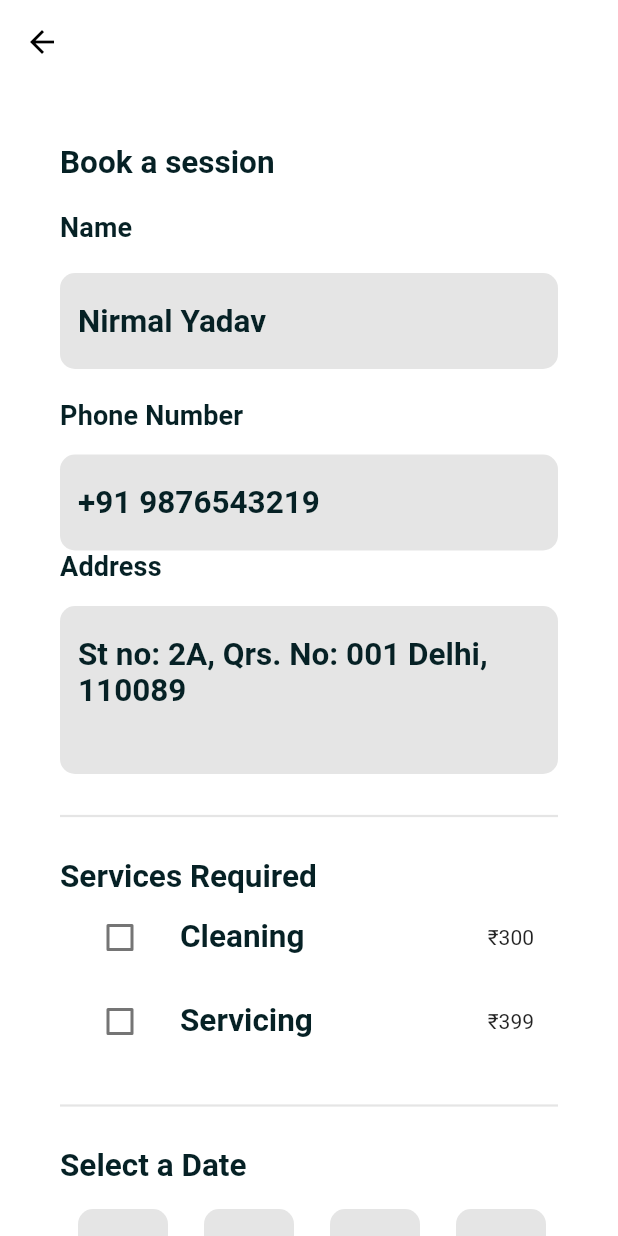
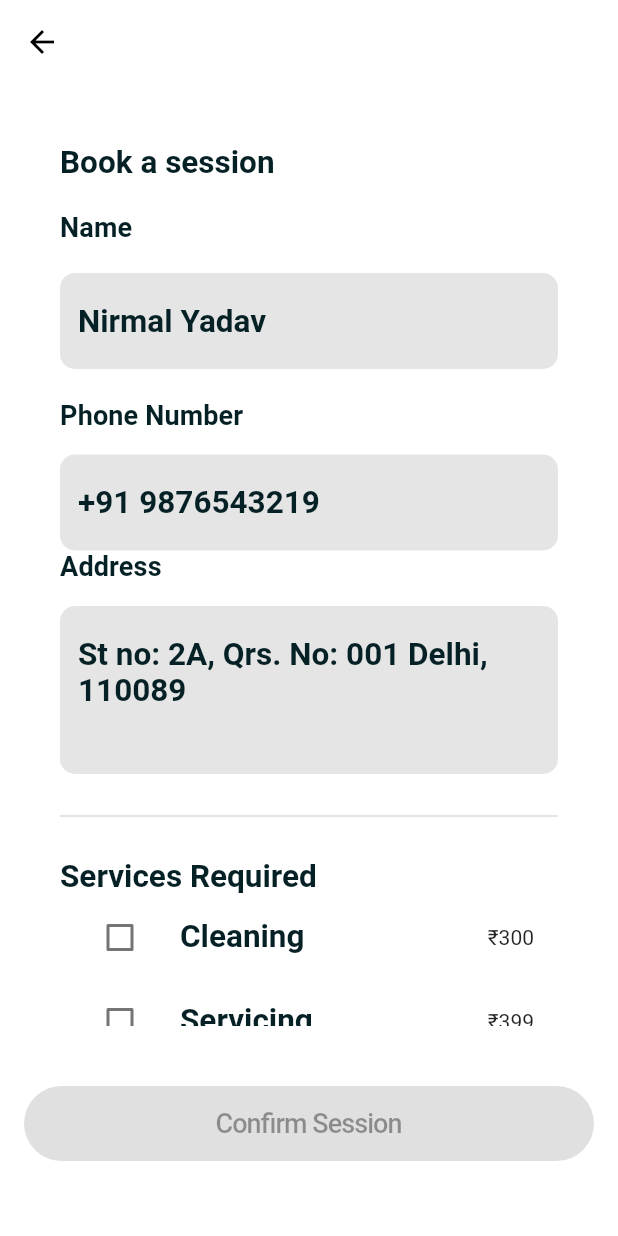
Before and after one commit to Ezinore-developer/ezinore-app, a Flutter app: the BookSessionFormScreen screen opened directly, on a phone screen of 412 x 824 dp. Run offline on Flutter 3.47's test engine with Material 2 defaults, Android fonts, the phone set to English and light mode, and no system bars; our stand-ins replace firebase_database, flutter_riverpod, syncfusion_flutter_charts; missing offline and left inert: amplify_auth_cognito, amplify_core, amplify_flutter; accounts and stored records are empty; Roboto replaces fonts that are missing (Aspekta, Supreme).

Commit message:
added confirm session button and more elements

```diff
--- a/lib/home/booksessionform.dart
+++ b/lib/home/booksessionform.dart
@@ -16,6 +16,9 @@ class _BookSessionFormScreenState extends State<BookSessionFormScreen> {
   bool cleaning = false;
   bool servicing = false;
 
+  int cleaningPrice = 0;
+  int servicingPrice = 0;
+
   final List<Map<String, dynamic>> dates = [
     {"day": "Mon", "date": 01},
     {"day": "Tue", "date": 02},
@@ -23,7 +26,10 @@ class _BookSessionFormScreenState extends State<BookSessionFormScreen> {
     {"day": "Thurs", "date": 04},
   ];
 
+  final List<String> times = ["10:00 AM", "11:00 AM", "12:00 AM"];
+
   int selectedDateIndex = -1;
+  int selectedTimeIndex = -1;
 
   @override
   Widget build(BuildContext context) {
@@ -32,13 +38,17 @@ class _BookSessionFormScreenState extends State<BookSessionFormScreen> {
         backgroundColor: Colors.transparent,
         elevation: 0.0,
       ),
-      body: SingleChildScrollView(
+      body: Stack(
+        children: [
+          SingleChildScrollView(
             physics: const BouncingScrollPhysics(),
             child: Padding(
               padding: const EdgeInsets.all(16.0),
               child: Container(
+                margin: const EdgeInsets.only(bottom: 150),
                 decoration: BoxDecoration(
-                borderRadius: BorderRadius.circular(10), color: Colors.white),
+                    borderRadius: BorderRadius.circular(10),
+                    color: Colors.white),
                 width: double.infinity,
                 child: Padding(
                   padding: const EdgeInsets.all(24.0),
@@ -54,12 +64,14 @@ class _BookSessionFormScreenState extends State<BookSessionFormScreen> {
                         height: 20.0,
                       ),
                       // Text("Name" , style: ,)
-                  Text("Name", style: Theme.of(context).textTheme.titleSmall),
+                      Text("Name",
+                          style: Theme.of(context).textTheme.titleSmall),
                       const SizedBox(height: 20),
                       TextField(
                         controller: _name,
                         decoration: InputDecoration(
-                        filled: true, fillColor: Colors.black.withOpacity(0.1)),
+                            filled: true,
+                            fillColor: Colors.black.withOpacity(0.1)),
                       ),
                       const SizedBox(height: 20),
                       Text("Phone Number",
@@ -68,7 +80,8 @@ class _BookSessionFormScreenState extends State<BookSessionFormScreen> {
                       TextField(
                         controller: _phone,
                         decoration: InputDecoration(
-                        filled: true, fillColor: Colors.black.withOpacity(0.1)),
+                            filled: true,
+                            fillColor: Colors.black.withOpacity(0.1)),
                       ),
                       Text("Address",
                           style: Theme.of(context).textTheme.titleSmall),
@@ -76,7 +89,8 @@ class _BookSessionFormScreenState extends State<BookSessionFormScreen> {
                       TextField(
                         controller: _address,
                         decoration: InputDecoration(
-                        filled: true, fillColor: Colors.black.withOpacity(0.1)),
+                            filled: true,
+                            fillColor: Colors.black.withOpacity(0.1)),
                         maxLines: 3,
                       ),
                       Padding(
@@ -95,8 +109,14 @@ class _BookSessionFormScreenState extends State<BookSessionFormScreen> {
                           activeColor: Colors.green,
                           checkColor: Colors.white,
                           onChanged: (bool? value) {
+                            if (value!) {
+                              cleaningPrice = 300;
+                            } else {
+                              cleaningPrice = 0;
+                            }
+
                             setState(() {
-                          cleaning = value!;
+                              cleaning = value;
                             });
                           },
                           value: cleaning,
@@ -109,6 +129,11 @@ class _BookSessionFormScreenState extends State<BookSessionFormScreen> {
                           activeColor: Colors.green,
                           checkColor: Colors.white,
                           onChanged: (bool? value) {
+                            if (value!) {
+                              servicingPrice = 399;
+                            } else {
+                              servicingPrice = 0;
+                            }
                             setState(() {
                               servicing = value!;
                             });
@@ -150,8 +175,8 @@ class _BookSessionFormScreenState extends State<BookSessionFormScreen> {
                                 child: AnimatedContainer(
                                   duration: const Duration(milliseconds: 150),
                                   width: 60,
-                              margin:
-                                  const EdgeInsets.symmetric(horizontal: 12),
+                                  margin: const EdgeInsets.symmetric(
+                                      horizontal: 12),
                                   padding: const EdgeInsets.symmetric(
                                       horizontal: 8, vertical: 16),
                                   decoration: BoxDecoration(
@@ -160,10 +185,12 @@ class _BookSessionFormScreenState extends State<BookSessionFormScreen> {
                                           color: selectedDateIndex == index
                                               ? Colors.black
                                               : Colors.transparent),
-                                  borderRadius: BorderRadius.circular(10.0)),
+                                      borderRadius:
+                                          BorderRadius.circular(10.0)),
                                   child: Column(
                                     mainAxisAlignment: MainAxisAlignment.center,
-                                crossAxisAlignment: CrossAxisAlignment.center,
+                                    crossAxisAlignment:
+                                        CrossAxisAlignment.center,
                                     children: [
                                       Text(dates[index]['day'],
                                           style: Theme.of(context)
@@ -181,13 +208,103 @@ class _BookSessionFormScreenState extends State<BookSessionFormScreen> {
                                 ),
                               );
                             }),
-                  )
+                      ),
+                      Padding(
+                        padding: const EdgeInsets.symmetric(vertical: 20.0),
+                        child: Divider(
+                          color: Colors.black.withOpacity(0.1),
+                          thickness: 1.5,
+                        ),
+                      ),
+                      Text(
+                        "Select a Time",
+                        style: Theme.of(context).textTheme.titleMedium,
+                      ),
+                      const SizedBox(
+                        height: 16.0,
+                      ),
+                      SizedBox(
+                        width: double.infinity,
+                        height: 42,
+                        child: ListView.builder(
+                            itemCount: times.length,
+                            scrollDirection: Axis.horizontal,
+                            itemBuilder: (context, index) {
+                              return GestureDetector(
+                                onTap: () {
+                                  setState(() {
+                                    selectedTimeIndex == index
+                                        ? selectedTimeIndex = -1
+                                        : selectedTimeIndex = index;
+                                  });
+                                },
+                                child: AnimatedContainer(
+                                  padding: const EdgeInsets.symmetric(
+                                      horizontal: 20, vertical: 12),
+                                  duration: const Duration(milliseconds: 150),
+                                  margin: const EdgeInsets.symmetric(
+                                      horizontal: 12),
+                                  decoration: BoxDecoration(
+                                      color: Colors.black.withOpacity(0.1),
+                                      border: Border.all(
+                                          color: selectedTimeIndex == index
+                                              ? Colors.black
+                                              : Colors.transparent),
+                                      borderRadius:
+                                          BorderRadius.circular(100.0)),
+                                  child: Text(times[index],
+                                      style: Theme.of(context)
+                                          .textTheme
+                                          .labelMedium),
+                                ),
+                              );
+                            }),
+                      ),
                     ],
                   ),
                 ),
               ),
             ),
           ),
+          Align(
+            alignment: Alignment.bottomCenter,
+            child: Container(
+              color: Colors.white,
+              height: 140,
+              width: double.infinity,
+              child: Padding(
+                padding: const EdgeInsets.symmetric(
+                    vertical: 24.0, horizontal: 16.0),
+                child: Column(children: [
+                  Visibility(
+                    visible: cleaningPrice + servicingPrice != 0,
+                    child: Row(
+                      mainAxisAlignment: MainAxisAlignment.spaceBetween,
+                      children: [
+                        Text(
+                          "Total Charges",
+                          style: Theme.of(context).textTheme.titleSmall,
+                        ),
+                        Text(
+                          "₹${cleaningPrice + servicingPrice}",
+                          style: Theme.of(context).textTheme.titleSmall,
+                        )
+                      ],
+                    ),
+                  ),
+                  const SizedBox(
+                    height: 16.0,
+                  ),
+                  ElevatedButton(
+                      onPressed:
+                          cleaningPrice + servicingPrice == 0 ? null : () {},
+                      child: const Text("Confirm Session"))
+                ]),
+              ),
+            ),
+          )
+        ],
+      ),
     );
   }
 }
```
Lines whose indentation alone changed are shown as unchanged.
